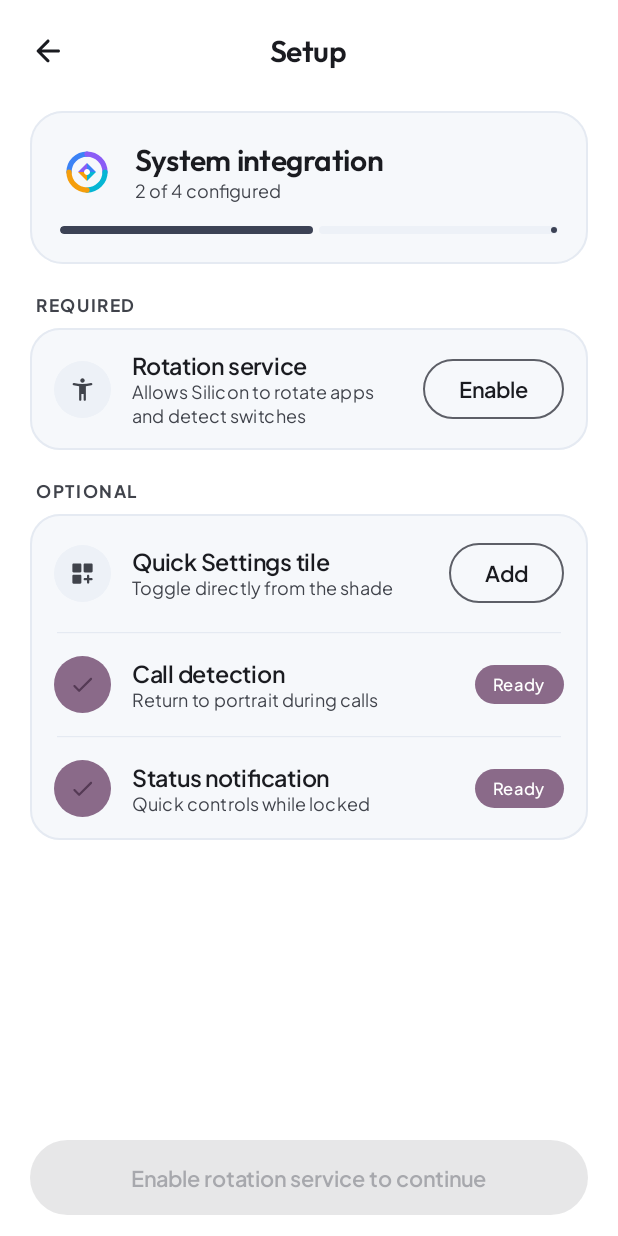
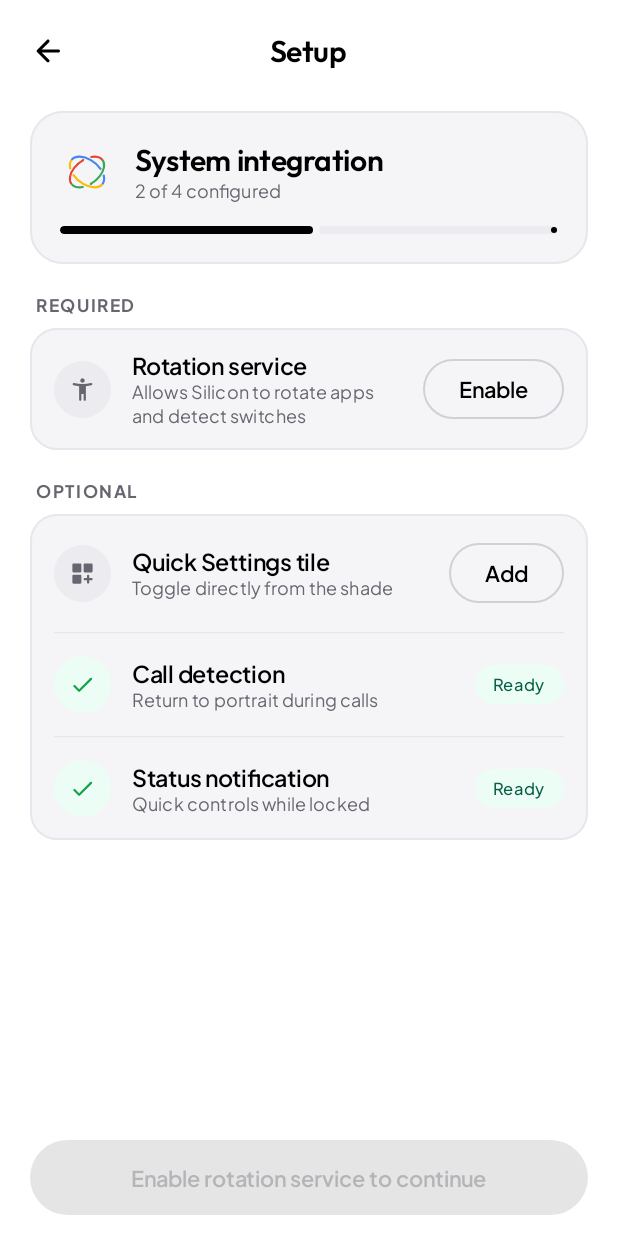
Before and after one commit to ixmuted/Silicon, an Android app built with Jetpack Compose: the screen it shows after launch (MainActivity), on a phone screen of 412 x 824 dp. Run offline under Robolectric (Android 15) with nearby library versions, the phone set to English and light mode, and no system bars; our stand-ins replace Material 3 Expressive styles (plain Material 3 is drawn).

Commit message:
Restore original colorful orbital Silicon logo, pure monochrome black/white UI, and compact no-scroll HomeScreen

```diff
--- a/app/src/main/java/com/silicon/rotation/data/RotationState.kt
+++ b/app/src/main/java/com/silicon/rotation/data/RotationState.kt
@@ -8,7 +8,7 @@ data class RotationState(
     val autoDisableOnLeaveApp: Boolean = true,
     val showNotification: Boolean = true,
     val themeMode: ThemeMode = ThemeMode.SYSTEM,
-    val dynamicColor: Boolean = true,
+    val dynamicColor: Boolean = false,
     val isServiceConnected: Boolean = false,
     val isPausedForCall: Boolean = false
 )
--- a/app/src/main/java/com/silicon/rotation/data/SiliconPreferences.kt
+++ b/app/src/main/java/com/silicon/rotation/data/SiliconPreferences.kt
@@ -17,7 +17,7 @@ class SiliconPreferences(context: Context) {
             autoDisableOnLeaveApp = prefs.getBoolean(KEY_AUTO_DISABLE_LEAVE, true),
             showNotification = prefs.getBoolean(KEY_SHOW_NOTIFICATION, true),
             themeMode = ThemeMode.fromId(prefs.getString(KEY_THEME_MODE, ThemeMode.SYSTEM.id)),
-            dynamicColor = prefs.getBoolean(KEY_DYNAMIC_COLOR, true)
+            dynamicColor = prefs.getBoolean(KEY_DYNAMIC_COLOR, false)
         )
     }
 
--- a/app/src/main/java/com/silicon/rotation/ui/theme/Color.kt
+++ b/app/src/main/java/com/silicon/rotation/ui/theme/Color.kt
@@ -4,60 +4,60 @@ import androidx.compose.material3.darkColorScheme
 import androidx.compose.material3.lightColorScheme
 import androidx.compose.ui.graphics.Color
 
-// Crisp, hyper-minimalist pure white light palette
+// Simple, professional monochrome White & Black light theme
 val SiliconLightColorScheme = lightColorScheme(
-    primary = Color(0xFF0A0B0E),
+    primary = Color(0xFF000000),
     onPrimary = Color(0xFFFFFFFF),
-    primaryContainer = Color(0xFFF2F4F7),
-    onPrimaryContainer = Color(0xFF0A0B0E),
-    secondary = Color(0xFF2563EB),
+    primaryContainer = Color(0xFFF2F2F4),
+    onPrimaryContainer = Color(0xFF000000),
+    secondary = Color(0xFF000000),
     onSecondary = Color(0xFFFFFFFF),
-    secondaryContainer = Color(0xFFEFF6FF),
-    onSecondaryContainer = Color(0xFF1E3A8A),
-    tertiary = Color(0xFF059669),
+    secondaryContainer = Color(0xFFEBEBEF),
+    onSecondaryContainer = Color(0xFF000000),
+    tertiary = Color(0xFF16A34A),
     onTertiary = Color(0xFFFFFFFF),
     tertiaryContainer = Color(0xFFECFDF5),
     onTertiaryContainer = Color(0xFF065F46),
     background = Color(0xFFFFFFFF),
-    onBackground = Color(0xFF0A0B0E),
+    onBackground = Color(0xFF000000),
     surface = Color(0xFFFFFFFF),
-    onSurface = Color(0xFF0A0B0E),
-    surfaceVariant = Color(0xFFF3F4F6),
-    onSurfaceVariant = Color(0xFF6B7280),
+    onSurface = Color(0xFF000000),
+    surfaceVariant = Color(0xFFF3F3F5),
+    onSurfaceVariant = Color(0xFF666670),
     surfaceContainerLowest = Color(0xFFFFFFFF),
-    surfaceContainerLow = Color(0xFFFAFAFC),
-    surfaceContainer = Color(0xFFF7F8FA),
-    surfaceContainerHigh = Color(0xFFEFF1F5),
-    surfaceContainerHighest = Color(0xFFE5E7EB),
-    outline = Color(0xFFD1D5DB),
-    outlineVariant = Color(0xFFEAECEF)
+    surfaceContainerLow = Color(0xFFFAFAFB),
+    surfaceContainer = Color(0xFFF5F5F7),
+    surfaceContainerHigh = Color(0xFFECECF0),
+    surfaceContainerHighest = Color(0xFFE2E2E8),
+    outline = Color(0xFFD0D0D8),
+    outlineVariant = Color(0xFFE6E6EC)
 )
 
-// Pure OLED Dark is the standard Dark theme
+// Simple, professional monochrome Pure Black & White dark theme
 val SiliconDarkColorScheme = darkColorScheme(
     primary = Color(0xFFFFFFFF),
     onPrimary = Color(0xFF000000),
-    primaryContainer = Color(0xFF14151A),
-    onPrimaryContainer = Color(0xFFF8FAFC),
-    secondary = Color(0xFF60A5FA),
-    onSecondary = Color(0xFF041A3B),
-    secondaryContainer = Color(0xFF0E1B33),
-    onSecondaryContainer = Color(0xFFDBEAFE),
-    tertiary = Color(0xFF34D399),
-    onTertiary = Color(0xFF022C22),
-    tertiaryContainer = Color(0xFF07251B),
+    primaryContainer = Color(0xFF141417),
+    onPrimaryContainer = Color(0xFFFFFFFF),
+    secondary = Color(0xFFFFFFFF),
+    onSecondary = Color(0xFF000000),
+    secondaryContainer = Color(0xFF1C1C21),
+    onSecondaryContainer = Color(0xFFFFFFFF),
+    tertiary = Color(0xFF22C55E),
+    onTertiary = Color(0xFF000000),
+    tertiaryContainer = Color(0xFF0B2616),
     onTertiaryContainer = Color(0xFFA7F3D0),
     background = Color(0xFF000000),
-    onBackground = Color(0xFFF8FAFC),
+    onBackground = Color(0xFFFFFFFF),
     surface = Color(0xFF000000),
-    onSurface = Color(0xFFF8FAFC),
-    surfaceVariant = Color(0xFF15161B),
-    onSurfaceVariant = Color(0xFF8E95A5),
+    onSurface = Color(0xFFFFFFFF),
+    surfaceVariant = Color(0xFF16161A),
+    onSurfaceVariant = Color(0xFF8E8E98),
     surfaceContainerLowest = Color(0xFF000000),
-    surfaceContainerLow = Color(0xFF08080A),
-    surfaceContainer = Color(0xFF0D0E12),
-    surfaceContainerHigh = Color(0xFF16181F),
-    surfaceContainerHighest = Color(0xFF21242D),
-    outline = Color(0xFF343846),
-    outlineVariant = Color(0xFF1D1F27)
+    surfaceContainerLow = Color(0xFF09090B),
+    surfaceContainer = Color(0xFF101013),
+    surfaceContainerHigh = Color(0xFF19191E),
+    surfaceContainerHighest = Color(0xFF23232A),
+    outline = Color(0xFF34343E),
+    outlineVariant = Color(0xFF1F1F26)
 )
--- a/app/src/main/res/drawable/ic_launcher_background.xml
+++ b/app/src/main/res/drawable/ic_launcher_background.xml
@@ -5,6 +5,6 @@
     android:viewportWidth="108"
     android:viewportHeight="108">
     <path
-        android:fillColor="#0B0D14"
+        android:fillColor="#FFFFFF"
         android:pathData="M0,0h108v108h-108z" />
 </vector>
--- a/app/src/main/res/drawable/ic_silicon_emblem.xml
+++ b/app/src/main/res/drawable/ic_silicon_emblem.xml
@@ -2,52 +2,78 @@
 <vector xmlns:android="http://schemas.android.com/apk/res/android"
     android:width="48dp"
     android:height="48dp"
-    android:viewportWidth="108"
-    android:viewportHeight="108">
-    <!-- Modern Silicon Colorful Prism-Orbit Emblem -->
-    <!-- Top-Left Electric Blue Arc -->
+    android:viewportWidth="512"
+    android:viewportHeight="512">
     <path
         android:fillColor="#00000000"
-        android:pathData="M 54,18 A 36,36 0 0,0 18,54"
-        android:strokeWidth="10.5"
-        android:strokeColor="#3B82F6"
-        android:strokeLineCap="round" />
-    <!-- Top-Right Vibrant Violet Arc -->
+        android:pathData="M 109.92,371.14 A 186,114 -38 0,1 219.68,143.23"
+        android:strokeWidth="20"
+        android:strokeColor="#EA4335"
+        android:strokeLineCap="butt" />
+    <path
+        android:fillColor="#EA4335"
+        android:pathData="M 209.68,143.23 a 10,10 0 1,0 20,0 a 10,10 0 1,0 -20,0" />
     <path
         android:fillColor="#00000000"
-        android:pathData="M 90,54 A 36,36 0 0,0 54,18"
-        android:strokeWidth="10.5"
-        android:strokeColor="#8B5CF6"
-        android:strokeLineCap="round" />
-    <!-- Bottom-Right Cyan/Emerald Arc -->
+        android:pathData="M 296.62,113.54 A 186,114 -38 0,1 403.06,142.12"
+        android:strokeWidth="20"
+        android:strokeColor="#EA4335"
+        android:strokeLineCap="butt" />
+    <path
+        android:fillColor="#EA4335"
+        android:pathData="M 286.62,113.54 a 10,10 0 1,0 20,0 a 10,10 0 1,0 -20,0" />
     <path
         android:fillColor="#00000000"
-        android:pathData="M 54,90 A 36,36 0 0,0 90,54"
-        android:strokeWidth="10.5"
-        android:strokeColor="#06B6D4"
-        android:strokeLineCap="round" />
-    <!-- Bottom-Left Warm Coral/Amber Arc -->
+        android:pathData="M 403.06,369.88 A 186,114 38 0,1 128.17,285.84"
+        android:strokeWidth="20"
+        android:strokeColor="#FBBC05"
+        android:strokeLineCap="butt" />
+    <path
+        android:fillColor="#FBBC05"
+        android:pathData="M 118.17,285.84 a 10,10 0 1,0 20,0 a 10,10 0 1,0 -20,0" />
     <path
         android:fillColor="#00000000"
-        android:pathData="M 18,54 A 36,36 0 0,0 54,90"
-        android:strokeWidth="10.5"
-        android:strokeColor="#F59E0B"
-        android:strokeLineCap="round" />
-    <!-- Inner Rotating Tilted Silicon Diamond Core -->
+        android:pathData="M 97.46,221.76 A 186,114 38 0,1 109.92,140.86"
+        android:strokeWidth="20"
+        android:strokeColor="#FBBC05"
+        android:strokeLineCap="butt" />
     <path
-        android:fillColor="#3B82F6"
-        android:pathData="M 54,36 L 72,54 L 54,54 Z" />
+        android:fillColor="#FBBC05"
+        android:pathData="M 87.46,221.76 a 10,10 0 1,0 20,0 a 10,10 0 1,0 -20,0" />
     <path
-        android:fillColor="#8B5CF6"
-        android:pathData="M 54,36 L 36,54 L 54,54 Z" />
+        android:fillColor="#00000000"
+        android:pathData="M 402.57,141.49 A 186,114 -38 0,1 292.32,368.77"
+        android:strokeWidth="20"
+        android:strokeColor="#34A853"
+        android:strokeLineCap="butt" />
     <path
-        android:fillColor="#06B6D4"
-        android:pathData="M 54,72 L 72,54 L 54,54 Z" />
+        android:fillColor="#34A853"
+        android:pathData="M 282.32,368.77 a 10,10 0 1,0 20,0 a 10,10 0 1,0 -20,0" />
     <path
-        android:fillColor="#F59E0B"
-        android:pathData="M 54,72 L 36,54 L 54,54 Z" />
-    <!-- Center Precision Dot -->
+        android:fillColor="#00000000"
+        android:pathData="M 215.38,398.46 A 186,114 -38 0,1 109.43,370.51"
+        android:strokeWidth="20"
+        android:strokeColor="#34A853"
+        android:strokeLineCap="butt" />
     <path
-        android:fillColor="#FFFFFF"
-        android:pathData="M 54,48 A 6,6 0 1,0 54,60 A 6,6 0 1,0 54,48 Z" />
+        android:fillColor="#34A853"
+        android:pathData="M 205.38,398.46 a 10,10 0 1,0 20,0 a 10,10 0 1,0 -20,0" />
+    <path
+        android:fillColor="#00000000"
+        android:pathData="M 109.43,141.49 A 186,114 38 0,1 383.83,226.16"
+        android:strokeWidth="20"
+        android:strokeColor="#4285F4"
+        android:strokeLineCap="butt" />
+    <path
+        android:fillColor="#4285F4"
+        android:pathData="M 373.83,226.16 a 10,10 0 1,0 20,0 a 10,10 0 1,0 -20,0" />
+    <path
+        android:fillColor="#00000000"
+        android:pathData="M 414.54,290.24 A 186,114 38 0,1 402.57,370.51"
+        android:strokeWidth="20"
+        android:strokeColor="#4285F4"
+        android:strokeLineCap="butt" />
+    <path
+        android:fillColor="#4285F4"
+        android:pathData="M 404.54,290.24 a 10,10 0 1,0 20,0 a 10,10 0 1,0 -20,0" />
 </vector>
--- a/app/src/main/res/drawable/ic_silicon_tile.xml
+++ b/app/src/main/res/drawable/ic_silicon_tile.xml
@@ -2,33 +2,84 @@
 <vector xmlns:android="http://schemas.android.com/apk/res/android"
     android:width="24dp"
     android:height="24dp"
-    android:viewportWidth="108"
-    android:viewportHeight="108">
+    android:viewportWidth="512"
+    android:viewportHeight="512">
+    <group
+        android:scaleX="1.12"
+        android:scaleY="1.12"
+        android:translateX="-30.72"
+        android:translateY="-30.72">
     <path
         android:fillColor="#00000000"
-        android:pathData="M 54,18 A 36,36 0 0,0 18,54"
-        android:strokeWidth="10.5"
+        android:pathData="M 109.92,371.14 A 186,114 -38 0,1 219.68,143.23"
+        android:strokeWidth="20"
         android:strokeColor="#FFFFFF"
-        android:strokeLineCap="round" />
+        android:strokeLineCap="butt" />
+    <path
+        android:fillColor="#FFFFFF"
+        android:pathData="M 209.68,143.23 a 10,10 0 1,0 20,0 a 10,10 0 1,0 -20,0" />
     <path
         android:fillColor="#00000000"
-        android:pathData="M 90,54 A 36,36 0 0,0 54,18"
-        android:strokeWidth="10.5"
+        android:pathData="M 296.62,113.54 A 186,114 -38 0,1 403.06,142.12"
+        android:strokeWidth="20"
         android:strokeColor="#FFFFFF"
-        android:strokeLineCap="round" />
+        android:strokeLineCap="butt" />
+    <path
+        android:fillColor="#FFFFFF"
+        android:pathData="M 286.62,113.54 a 10,10 0 1,0 20,0 a 10,10 0 1,0 -20,0" />
     <path
         android:fillColor="#00000000"
-        android:pathData="M 54,90 A 36,36 0 0,0 90,54"
-        android:strokeWidth="10.5"
+        android:pathData="M 403.06,369.88 A 186,114 38 0,1 128.17,285.84"
+        android:strokeWidth="20"
         android:strokeColor="#FFFFFF"
-        android:strokeLineCap="round" />
+        android:strokeLineCap="butt" />
+    <path
+        android:fillColor="#FFFFFF"
+        android:pathData="M 118.17,285.84 a 10,10 0 1,0 20,0 a 10,10 0 1,0 -20,0" />
     <path
         android:fillColor="#00000000"
-        android:pathData="M 18,54 A 36,36 0 0,0 54,90"
-        android:strokeWidth="10.5"
+        android:pathData="M 97.46,221.76 A 186,114 38 0,1 109.92,140.86"
+        android:strokeWidth="20"
         android:strokeColor="#FFFFFF"
-        android:strokeLineCap="round" />
+        android:strokeLineCap="butt" />
     <path
         android:fillColor="#FFFFFF"
-        android:pathData="M 54,36 L 72,54 L 54,72 L 36,54 Z" />
+        android:pathData="M 87.46,221.76 a 10,10 0 1,0 20,0 a 10,10 0 1,0 -20,0" />
+    <path
+        android:fillColor="#00000000"
+        android:pathData="M 402.57,141.49 A 186,114 -38 0,1 292.32,368.77"
+        android:strokeWidth="20"
+        android:strokeColor="#FFFFFF"
+        android:strokeLineCap="butt" />
+    <path
+        android:fillColor="#FFFFFF"
+        android:pathData="M 282.32,368.77 a 10,10 0 1,0 20,0 a 10,10 0 1,0 -20,0" />
+    <path
+        android:fillColor="#00000000"
+        android:pathData="M 215.38,398.46 A 186,114 -38 0,1 109.43,370.51"
+        android:strokeWidth="20"
+        android:strokeColor="#FFFFFF"
+        android:strokeLineCap="butt" />
+    <path
+        android:fillColor="#FFFFFF"
+        android:pathData="M 205.38,398.46 a 10,10 0 1,0 20,0 a 10,10 0 1,0 -20,0" />
+    <path
+        android:fillColor="#00000000"
+        android:pathData="M 109.43,141.49 A 186,114 38 0,1 383.83,226.16"
+        android:strokeWidth="20"
+        android:strokeColor="#FFFFFF"
+        android:strokeLineCap="butt" />
+    <path
+        android:fillColor="#FFFFFF"
+        android:pathData="M 373.83,226.16 a 10,10 0 1,0 20,0 a 10,10 0 1,0 -20,0" />
+    <path
+        android:fillColor="#00000000"
+        android:pathData="M 414.54,290.24 A 186,114 38 0,1 402.57,370.51"
+        android:strokeWidth="20"
+        android:strokeColor="#FFFFFF"
+        android:strokeLineCap="butt" />
+    <path
+        android:fillColor="#FFFFFF"
+        android:pathData="M 404.54,290.24 a 10,10 0 1,0 20,0 a 10,10 0 1,0 -20,0" />
+    </group>
 </vector>
```
Also changed, not shown: app/src/main/java/com/silicon/rotation/ui/components/SettingsCard.kt (+21 -11 lines), app/src/main/java/com/silicon/rotation/ui/screens/HomeScreen.kt (+52 -58 lines), app/src/main/res/drawable/ic_launcher_foreground.xml (+63 -30 lines).
